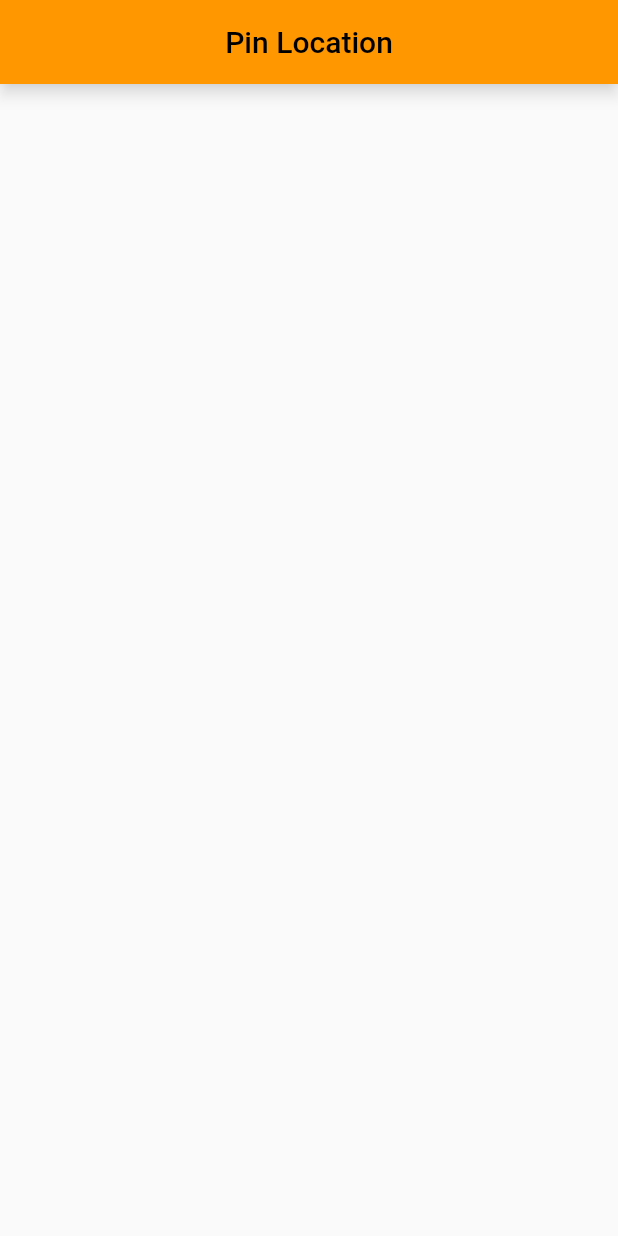
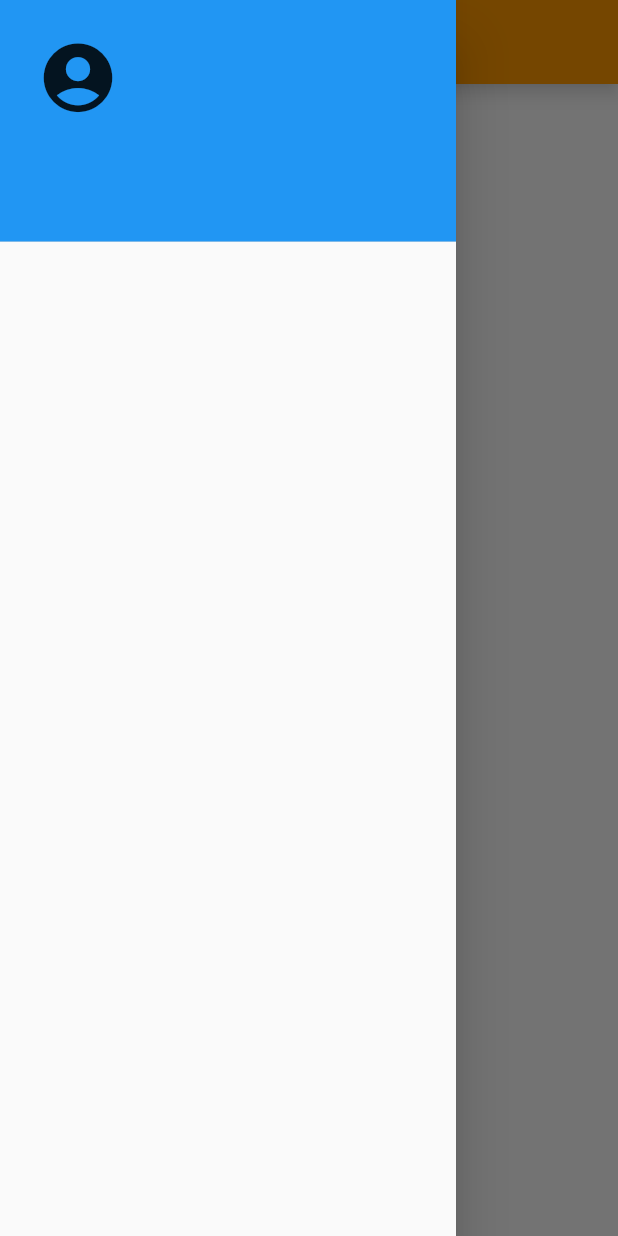
Before and after one commit to Dev-Alchemist/Safety-Alert-app, a Flutter app: the Home screen opened directly, with the side drawer open (before the commit the screen has no drawer), on a phone screen of 412 x 824 dp. Run offline on Flutter 3.47's test engine with Material 2 defaults, Android fonts, the light colour scheme and no system bars; our stand-ins replace firebase_auth, firebase_core, google_sign_in, shared_preferences; accounts and stored records are empty.

Commit message:
Added navigation drawer displaying user details

```diff
--- a/lib/views/home.dart
+++ b/lib/views/home.dart
@@ -1,5 +1,7 @@
 
 import 'package:flutter/material.dart';
+import 'package:students_safety_app/helper_functions/shared_preferences.dart';
+import 'package:students_safety_app/services/auth.dart';
 
 class Home extends StatefulWidget {
   const Home({Key? key}) : super(key: key);
@@ -13,6 +15,22 @@ class _HomeState extends State<Home> {
   String? userName, userEmail,imageUrl;
 
   @override
+  void initState() {
+    super.initState();
+
+
+    // Prepare elements for drawer widget
+    SharedPreferenceHelper.getUserNameKey().then((value) => setState(() => {
+      userName = value
+    }));
+    SharedPreferenceHelper.getUserEmail().then((value) => setState(() => {
+      userEmail = value
+    }));
+    SharedPreferenceHelper.getUserProfilePicKey().then((value) => setState(() => {
+      imageUrl = value
+    }));
+  }
+
   Widget build(BuildContext context) {
     Size size =MediaQuery.of(context).size;
     return Scaffold(
@@ -25,6 +43,22 @@ class _HomeState extends State<Home> {
          ),
          centerTitle: true,
        ),
+      drawer: new Drawer(
+        child: ListView(
+          shrinkWrap: true,
+          children: [
+            new UserAccountsDrawerHeader(
+                accountName: new Text(userName == null ? "" : userName!),
+                accountEmail: new Text(userEmail == null ? "" : userEmail!),
+                currentAccountPicture: imageUrl == null ?
+                    Icon(Icons.account_circle_rounded, size: 55) :
+                new CircleAvatar(backgroundImage: NetworkImage(imageUrl!)
+                ),
+            ),
+
+          ],
+        ),
+      ),
     );
   }
 }
```
